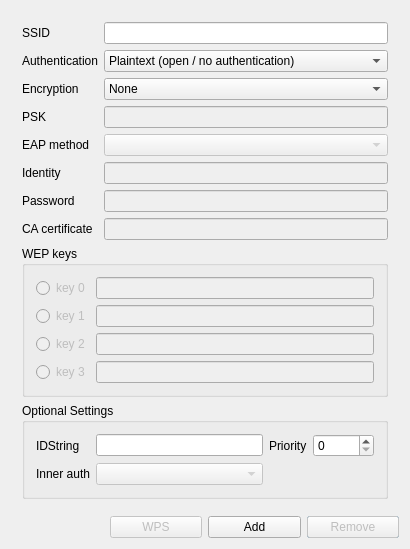
Qt form wpa_supplicant/wpa_gui-qt4/networkconfig.ui (furtherLee/wpa_supplicant_demo) before a commit.
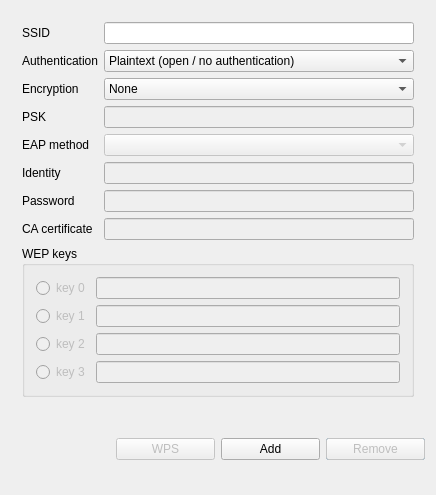
The same form after that commit.

What changed in the file:
```diff
--- a/wpa_supplicant/wpa_gui-qt4/networkconfig.ui
+++ b/wpa_supplicant/wpa_gui-qt4/networkconfig.ui
@@ -1,12 +1,12 @@
 <ui version="4.0" >
  <class>NetworkConfig</class>
- <widget class="QDialog" name="NetworkConfig" >
-  <property name="geometry" >
+ <widget class="QDialog" name="NetworkConfig">
+  <property name="geometry">
    <rect>
     <x>0</x>
     <y>0</y>
-    <width>410</width>
-    <height>534</height>
+    <width>436</width>
+    <height>495</height>
    </rect>
   </property>
   <property name="windowTitle" >
@@ -286,69 +286,9 @@
            </property>
           </widget>
          </item>
-         <item row="3" column="1" >
-          <widget class="QLineEdit" name="wep3Edit" >
-           <property name="enabled" >
-            <bool>false</bool>
-           </property>
-          </widget>
-         </item>
-        </layout>
-       </widget>
-      </item>
-      <item row="9" column="0" colspan="2" >
-       <widget class="QGroupBox" name="optionalSettingsBox" >
-        <property name="enabled" >
-         <bool>true</bool>
-        </property>
-        <property name="title" >
-         <string>Optional Settings</string>
-        </property>
-        <layout class="QGridLayout" >
-         <item row="0" column="1" >
-          <widget class="QLineEdit" name="idstrEdit" >
-           <property name="toolTip" >
-            <string>Network Identification String</string>
-           </property>
-          </widget>
-         </item>
-         <item row="0" column="3" >
-          <widget class="QSpinBox" name="prioritySpinBox" >
-           <property name="toolTip" >
-            <string>Network Priority</string>
-           </property>
-           <property name="maximum" >
-            <number>10000</number>
-           </property>
-           <property name="singleStep" >
-            <number>10</number>
-           </property>
-          </widget>
-         </item>
-         <item row="0" column="0" >
-          <widget class="QLabel" name="idstrLabel" >
-           <property name="text" >
-            <string>IDString</string>
-           </property>
-          </widget>
-         </item>
-         <item row="0" column="2" >
-          <widget class="QLabel" name="priorityLabel" >
-           <property name="text" >
-            <string>Priority</string>
-           </property>
-          </widget>
-         </item>
-         <item row="1" column="0" >
-          <widget class="QLabel" name="phase2Label" >
-           <property name="text" >
-            <string>Inner auth</string>
-           </property>
-          </widget>
-         </item>
-         <item row="1" column="1" >
-          <widget class="QComboBox" name="phase2Select" >
-           <property name="enabled" >
+         <item row="3" column="1">
+          <widget class="QLineEdit" name="wep3Edit">
+           <property name="enabled">
             <bool>false</bool>
            </property>
           </widget>
@@ -359,16 +299,9 @@
      </layout>
     </widget>
    </item>
-   <item row="1" column="2" >
-    <widget class="QPushButton" name="addButton" >
-     <property name="text" >
-      <string>Add</string>
-     </property>
-    </widget>
-   </item>
-   <item row="1" column="3" >
-    <widget class="QPushButton" name="removeButton" >
-     <property name="enabled" >
+   <item row="1" column="3">
+    <widget class="QPushButton" name="removeButton">
+     <property name="enabled">
       <bool>false</bool>
      </property>
      <property name="text" >
@@ -399,10 +332,16 @@
      </property>
     </widget>
    </item>
+   <item row="1" column="2">
+    <widget class="QPushButton" name="addButton">
+     <property name="text">
+      <string>Add</string>
+     </property>
+    </widget>
+   </item>
   </layout>
  </widget>
- <layoutdefault spacing="6" margin="11" />
- <pixmapfunction></pixmapfunction>
+ <layoutdefault spacing="6" margin="11"/>
  <tabstops>
   <tabstop>ssidEdit</tabstop>
   <tabstop>authSelect</tabstop>
```
Left out of the diff: 234 changed lines with no effect on the pictures.
